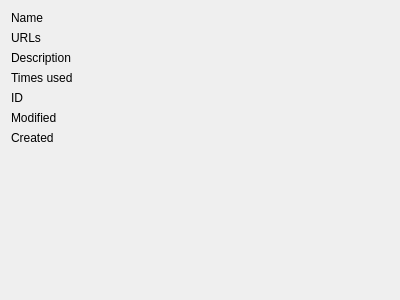
Before: the Qt Designer form src/app/gui/tagproperties.ui in plooorp/qTaggle, drawn with Qt 5.
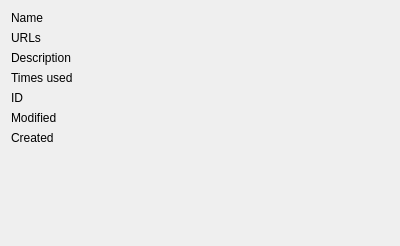
After: the same form once the commit is applied.

Patch:
```diff
--- a/src/app/gui/tagproperties.ui
+++ b/src/app/gui/tagproperties.ui
@@ -7,7 +7,7 @@
     <x>0</x>
     <y>0</y>
     <width>400</width>
-    <height>300</height>
+    <height>246</height>
    </rect>
   </property>
   <property name="windowTitle">
```
Left out of the diff: 65 changed lines with no effect on the pictures.
